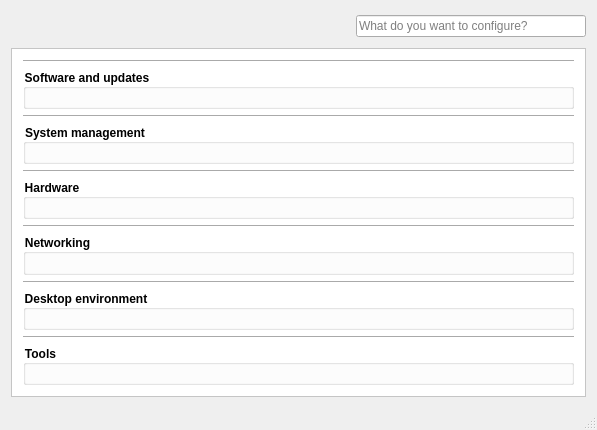
The window that src-qt4/pc-controlpanel/mainwnd.ui (trueos/pcbsd) describes before a commit, drawn with Qt 5.
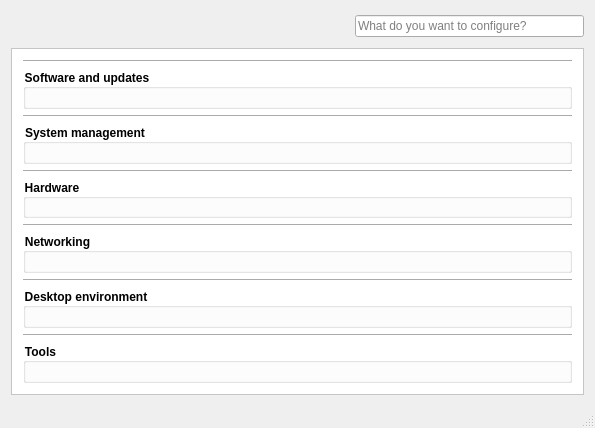
The same window after the commit. Icons and pictures are not drawn.

Commit message: Control panel: Added 'system only' DE selection dropdown menu item to hide any DE related items; Fixes for KDE related items

```diff
--- a/src-qt4/pc-controlpanel/mainwnd.ui
+++ b/src-qt4/pc-controlpanel/mainwnd.ui
@@ -6,8 +6,8 @@
    <rect>
     <x>0</x>
     <y>0</y>
-    <width>597</width>
-    <height>430</height>
+    <width>595</width>
+    <height>428</height>
    </rect>
   </property>
   <property name="windowTitle">
@@ -124,8 +124,8 @@
         <rect>
          <x>0</x>
          <y>0</y>
-         <width>581</width>
-         <height>334</height>
+         <width>579</width>
+         <height>332</height>
         </rect>
        </property>
        <layout class="QVBoxLayout" name="verticalLayout_2">
```
Left out of the diff: 14 changed lines with no effect on the pictures. The commit also changes 7 other files.
